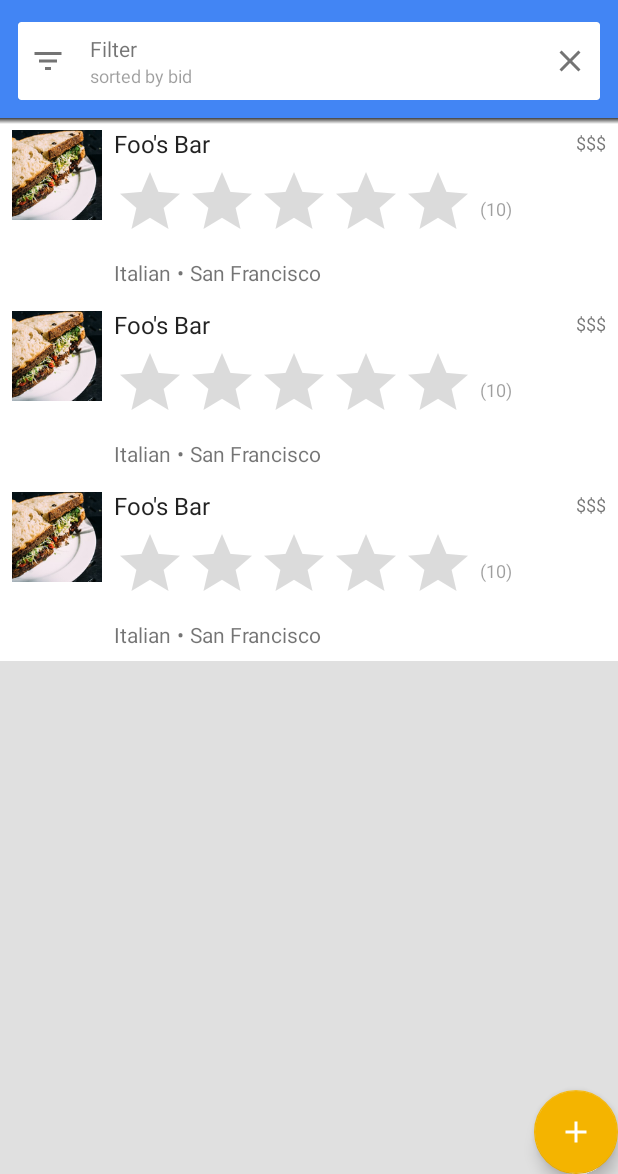
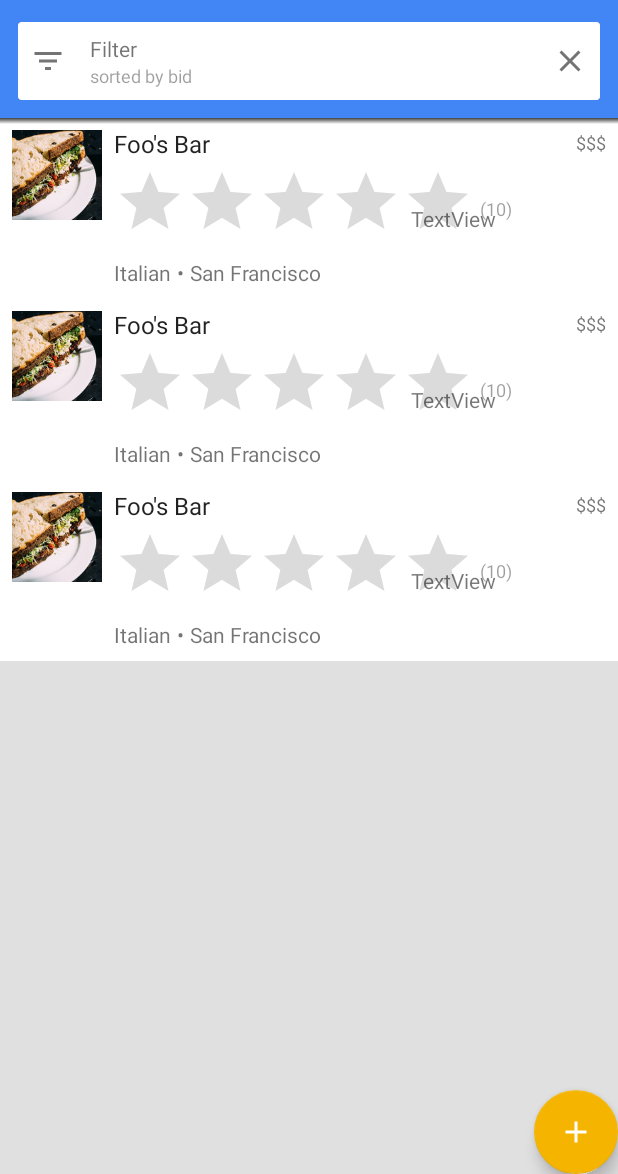
Before and after one commit to gerryoei/tossIt, an Android app: the layout activity_main.xml on its own in the app's theme, with its tools: preview values and no code run, on a phone screen of 412 x 824 dp, the part 62-1236 px from its top. Run offline under Robolectric (Android 15) with nearby library versions, the phone set to English and light mode, and no system bars; plain views replace MaterialRatingBar.

Commit message:
insert current date

```diff
--- a/app/src/main/java/com/google/firebase/example/fireeats/AuctionDetailActivity.java
+++ b/app/src/main/java/com/google/firebase/example/fireeats/AuctionDetailActivity.java
@@ -49,6 +49,8 @@ import com.google.firebase.firestore.Query;
 import com.google.firebase.firestore.Transaction;
 
 import me.zhanghai.android.materialratingbar.MaterialRatingBar;
+
+
 
 public class AuctionDetailActivity extends AppCompatActivity implements
         View.OnClickListener,
--- a/app/src/main/java/com/google/firebase/example/fireeats/adapter/TossItemAdapter.java
+++ b/app/src/main/java/com/google/firebase/example/fireeats/adapter/TossItemAdapter.java
@@ -73,6 +73,7 @@ public class TossItemAdapter extends FirestoreAdapter<TossItemAdapter.ViewHolder
         TextView priceView;
         TextView categoryView;
         TextView cityView;
+        TextView currentDateView;
 
         public ViewHolder(View itemView) {
             super(itemView);
@@ -83,6 +84,7 @@ public class TossItemAdapter extends FirestoreAdapter<TossItemAdapter.ViewHolder
             priceView = itemView.findViewById(R.id.restaurant_item_price);
             categoryView = itemView.findViewById(R.id.restaurant_item_category);
             cityView = itemView.findViewById(R.id.restaurant_item_city);
+            currentDateView = itemView.findViewById(R.id.startdate);
         }
 
         public void bind(final DocumentSnapshot snapshot,
@@ -103,6 +105,7 @@ public class TossItemAdapter extends FirestoreAdapter<TossItemAdapter.ViewHolder
             numRatingsView.setText(resources.getString(R.string.fmt_num_ratings,
                     tossItem.getNumRatings()));
             priceView.setText(TossItemUtil.getPriceString(tossItem));
+            currentDateView.setText(tossItem.getStartDate());
 
             // Click listener
             itemView.setOnClickListener(new View.OnClickListener() {
--- a/app/src/main/res/layout/item_restaurant.xml
+++ b/app/src/main/res/layout/item_restaurant.xml
@@ -88,4 +88,16 @@
         android:textColor="@color/greySecondary"
         tools:text="$$$" />
 
+    <TextView
+        android:id="@+id/startdate"
+        android:layout_width="wrap_content"
+        android:layout_height="wrap_content"
+        android:layout_below="@+id/restaurant_item_name"
+        android:layout_marginStart="59dp"
+        android:layout_marginLeft="59dp"
+        android:layout_marginTop="25dp"
+        android:layout_toEndOf="@+id/restaurant_item_city"
+        android:layout_toRightOf="@+id/restaurant_item_city"
+        android:text="TextView" />
+
 </RelativeLayout>
```
Also changed, not shown: app/src/main/java/com/google/firebase/example/fireeats/util/TossItemUtil.java (+23 -0 lines).
